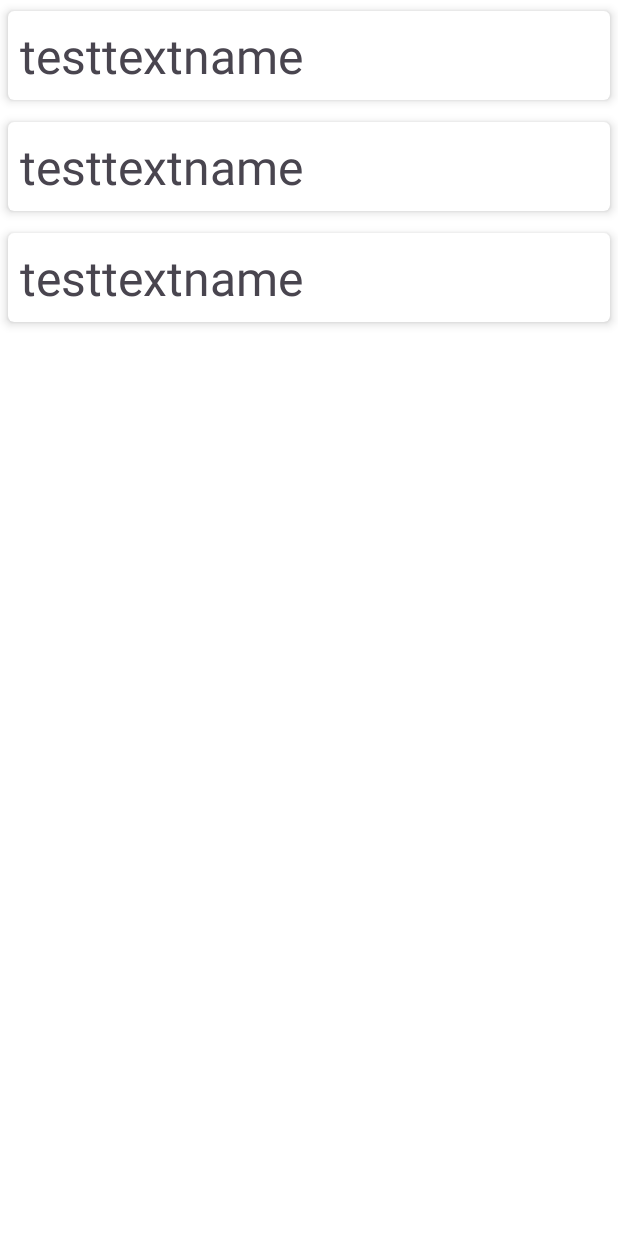
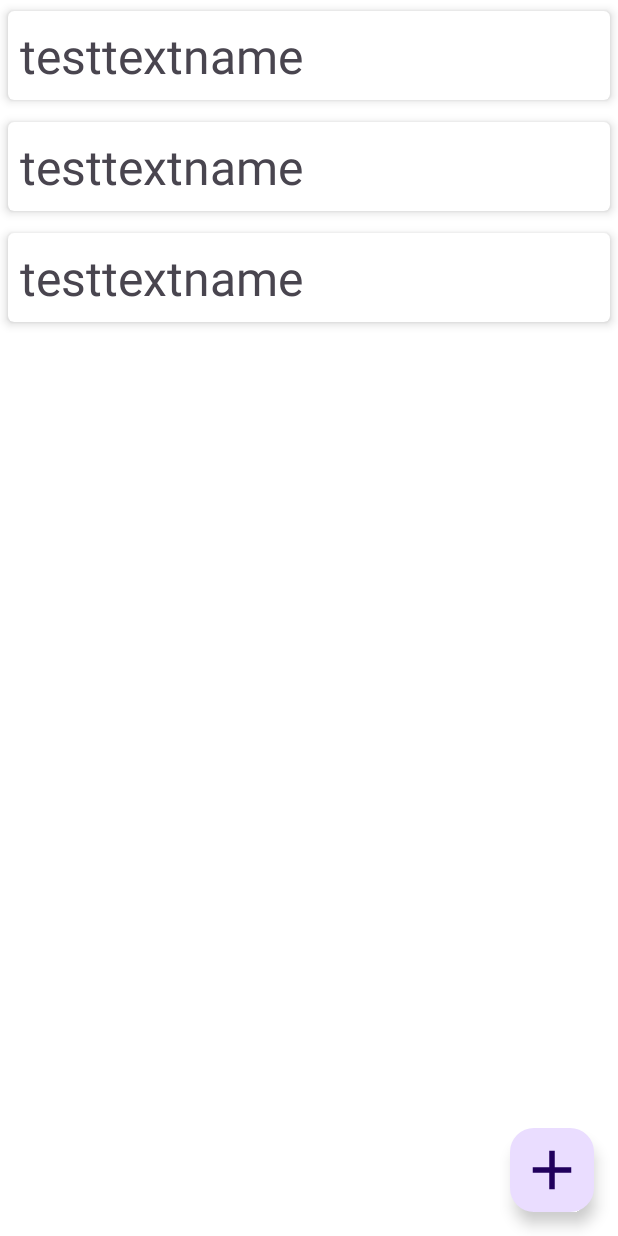
Before and after one commit to Kestus/learning-notes, an Android app: the layout fragment_categories.xml on its own in the app's theme, with its tools: preview values and no code run, on a phone screen of 412 x 824 dp. Run offline under Robolectric (Android 15) with nearby library versions, the phone set to English and light mode, and no system bars.

Commit message:
category fragment fab button and custom alert dialog for new categories creation

```diff
--- a/app/src/main/java/ru/kestus/learning_notes/presentation/MainActivity.kt
+++ b/app/src/main/java/ru/kestus/learning_notes/presentation/MainActivity.kt
@@ -1,12 +1,13 @@
 package ru.kestus.learning_notes.presentation
 
 import android.os.Bundle
+import androidx.activity.enableEdgeToEdge
 import androidx.appcompat.app.AppCompatActivity
 import androidx.core.view.ViewCompat
 import androidx.core.view.WindowInsetsCompat
 import androidx.fragment.app.commit
 import ru.kestus.learning_notes.databinding.ActivityMainBinding
-import ru.kestus.learning_notes.presentation.fragment.CategoriesFragment
+import ru.kestus.learning_notes.presentation.fragments.CategoriesFragment
 
 class MainActivity : AppCompatActivity() {
 
@@ -16,7 +17,7 @@ class MainActivity : AppCompatActivity() {
 
     override fun onCreate(savedInstanceState: Bundle?) {
         super.onCreate(savedInstanceState)
-//        enableEdgeToEdge()
+        enableEdgeToEdge()
         setContentView(binding.root)
         ViewCompat.setOnApplyWindowInsetsListener(binding.main) { v, insets ->
             val systemBars = insets.getInsets(WindowInsetsCompat.Type.systemBars())
@@ -27,6 +28,5 @@ class MainActivity : AppCompatActivity() {
         supportFragmentManager.commit {
             replace(binding.fragmentContainerMain.id, CategoriesFragment.newInstance())
         }
-
     }
 }
--- /dev/null
+++ b/app/src/main/res/drawable/ic_add.xml
@@ -0,0 +1,5 @@
+<vector xmlns:android="http://schemas.android.com/apk/res/android" android:height="24dp" android:tint="#000000" android:viewportHeight="24" android:viewportWidth="24" android:width="24dp">
+
+    <path android:fillColor="@android:color/white" android:pathData="M19,13h-6v6h-2v-6H5v-2h6V5h2v6h6v2z"/>
+
+</vector>
--- a/app/src/main/res/layout/activity_main.xml
+++ b/app/src/main/res/layout/activity_main.xml
@@ -3,6 +3,7 @@
     xmlns:app="http://schemas.android.com/apk/res-auto"
     xmlns:tools="http://schemas.android.com/tools"
     android:id="@+id/main"
+    android:background="@color/white"
     android:layout_width="match_parent"
     android:layout_height="match_parent"
     tools:context=".presentation.MainActivity">
--- a/app/src/main/res/layout/fragment_categories.xml
+++ b/app/src/main/res/layout/fragment_categories.xml
@@ -4,8 +4,12 @@
     android:layout_width="match_parent"
     android:layout_height="match_parent"
     xmlns:app="http://schemas.android.com/apk/res-auto"
-    tools:context=".presentation.fragment.CategoriesFragment"
+    tools:context=".presentation.fragments.CategoriesFragment"
     android:background="@color/white">
+
+    <androidx.constraintlayout.widget.ConstraintLayout
+        android:layout_width="match_parent"
+        android:layout_height="match_parent">
 
         <androidx.recyclerview.widget.RecyclerView
             android:id="@+id/rv_categories"
@@ -15,4 +19,21 @@
             app:layoutManager="androidx.recyclerview.widget.LinearLayoutManager"
             />
 
+        <com.google.android.material.floatingactionbutton.FloatingActionButton
+            android:id="@+id/fab_add_category"
+            android:layout_width="wrap_content"
+            android:layout_height="wrap_content"
+            android:contentDescription="@string/fab_add_category_description"
+            android:src="@drawable/ic_add"
+            app:maxImageSize="44dp"
+            android:layout_marginEnd="16dp"
+            android:layout_marginBottom="16dp"
+            app:layout_constraintBottom_toBottomOf="parent"
+            app:layout_constraintEnd_toEndOf="parent" />
+
+    </androidx.constraintlayout.widget.ConstraintLayout>
+
+
+
+
 </FrameLayout>
--- a/app/src/main/res/values/strings.xml
+++ b/app/src/main/res/values/strings.xml
@@ -1,3 +1,8 @@
 <resources>
     <string name="app_name">learning-notes</string>
+    <string name="fab_add_category_description">add new category</string>
+    <string name="category_input_hint">Category name</string>
+    <string name="cancel">Cancel</string>
+    <string name="save">Save</string>
+    <string name="create_new_category">CREATE NEW CATEGORY</string>
 </resources>
```
Also changed, not shown: app/src/main/java/ru/kestus/learning_notes/presentation/fragment/CategoriesFragment.kt (deleted, +0 -52 lines), app/src/main/java/ru/kestus/learning_notes/presentation/fragment/CategoriesViewModel.kt (deleted, +0 -8 lines), app/src/main/java/ru/kestus/learning_notes/presentation/fragments/CategoriesFragment.kt (added, +80 -0 lines), app/src/main/java/ru/kestus/learning_notes/presentation/fragments/CategoriesViewModel.kt (added, +28 -0 lines), app/src/main/res/layout/dialog_create_category.xml (added, +66 -0 lines). Lines whose indentation alone changed are shown as unchanged.
